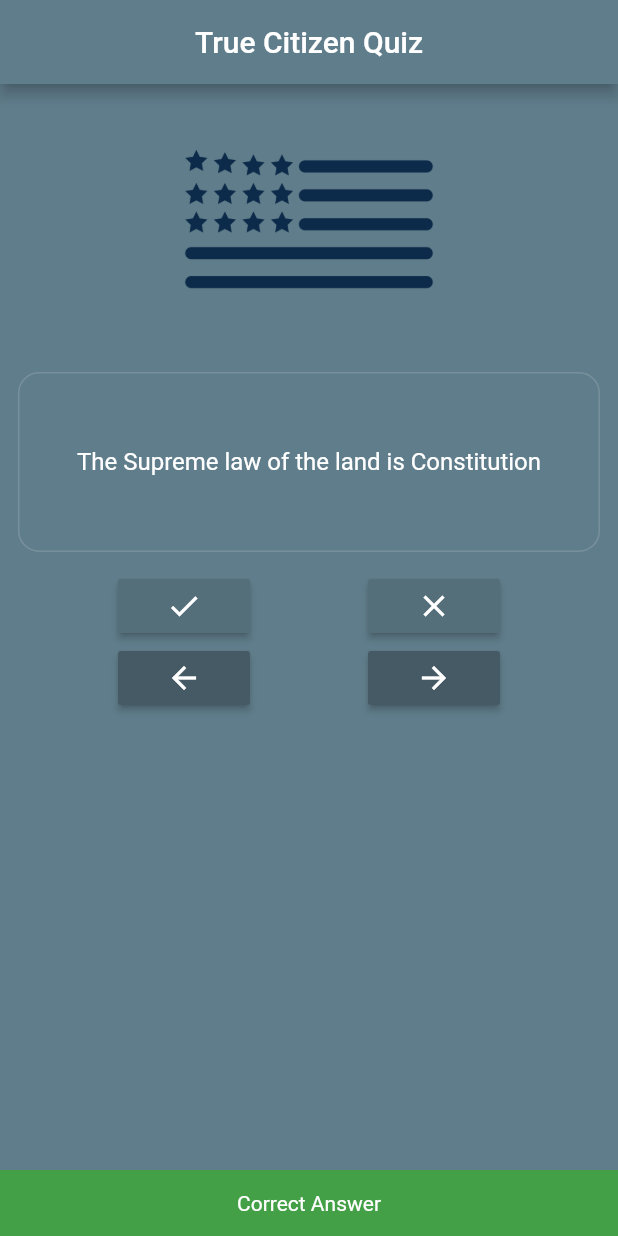
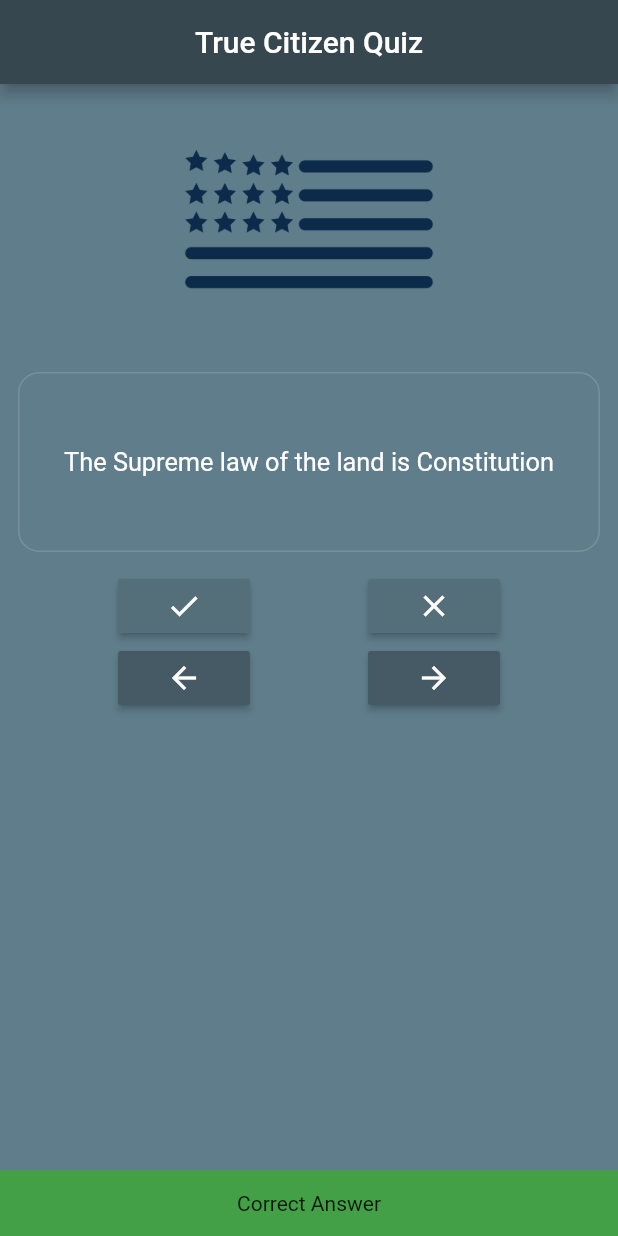
Before and after one commit to irfan87/flutter_quiz_app, a Flutter app: the screen it shows after launch, after a tap on the "done" icon, on a phone screen of 412 x 824 dp. Run offline on Flutter 3.47's test engine with Material 2 defaults, Android fonts, the phone set to English and light mode, and no system bars.

Commit message:
changing the theme from the parent theme data

```diff
--- a/lib/main.dart
+++ b/lib/main.dart
@@ -5,10 +5,31 @@ void main() {
   runApp(QuizApp());
 }
 
+final ThemeData _appTheme = _buildAppTheme();
+
+ThemeData _buildAppTheme() {
+  final ThemeData base = ThemeData.dark();
+
+  return base.copyWith(
+    brightness: Brightness.dark,
+    accentColor: Colors.amber,
+    primaryColor: Colors.blueGrey[800],
+    scaffoldBackgroundColor: Colors.blueGrey,
+    backgroundColor: Colors.amber,
+    textTheme: TextTheme(
+      bodyText2: TextStyle(
+        fontSize: 16.9,
+        color: Colors.white,
+      ),
+    ),
+  );
+}
+
 class QuizApp extends StatelessWidget {
   @override
   Widget build(BuildContext context) {
     return MaterialApp(
+      theme: _appTheme,
       home: QuizContainer(),
       debugShowCheckedModeBanner: false,
     );
--- a/lib/ui/QuizContainer.dart
+++ b/lib/ui/QuizContainer.dart
@@ -39,9 +39,9 @@ class _QuizContainerState extends State<QuizContainer> {
       appBar: AppBar(
         title: Text('True Citizen Quiz'),
         centerTitle: true,
-        backgroundColor: Colors.blueGrey,
+        // backgroundColor: Colors.blueGrey,
       ),
-      backgroundColor: Colors.blueGrey,
+      // backgroundColor: Colors.blueGrey,
       body: Builder(
         builder: (BuildContext context) {
           return Container(
@@ -73,10 +73,6 @@ class _QuizContainerState extends State<QuizContainer> {
                         child: Text(
                           questionBank[_currentQuestionIndex].questionText,
                           textAlign: TextAlign.center,
-                          style: TextStyle(
-                            fontSize: 16.0,
-                            color: Colors.white,
-                          ),
                         ),
                       ),
                     ),
```
